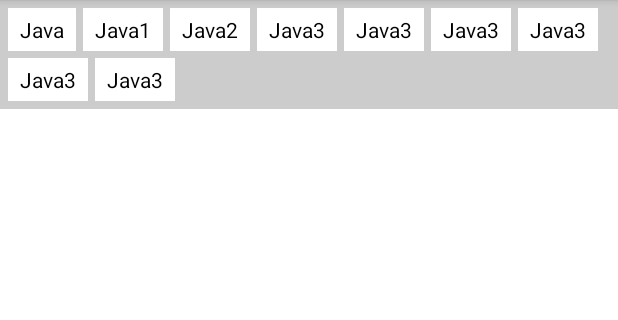
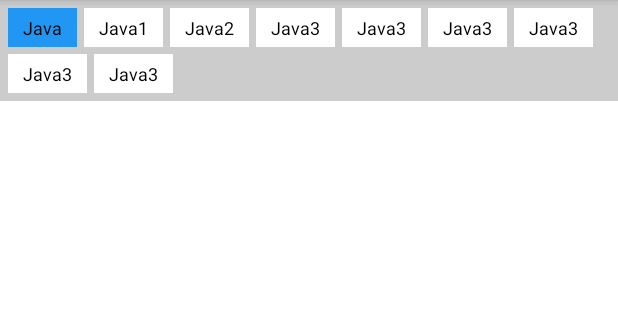
Before and after one commit to Koudeer/LabelsView, an Android app: the screen it shows after launch (MainActivity), after a tap on "Java", on a phone screen of 412 x 824 dp, the part 84-404 px from its top. Run offline under Robolectric (Android 15) with nearby library versions, the phone set to English and light mode, and no system bars.

Commit message:
点击控件改变背景颜色完成

```diff
--- /dev/null
+++ b/labels/src/main/java/com/koudeer/labels/LabelTextView.kt
@@ -0,0 +1,18 @@
+package com.koudeer.labels
+
+import android.content.Context
+import android.util.AttributeSet
+import androidx.appcompat.widget.AppCompatTextView
+
+class LabelTextView : AppCompatTextView {
+
+    public var isClick = false
+
+    constructor(context: Context) : super(context)
+    constructor(context: Context, attrs: AttributeSet?) : super(context, attrs)
+    constructor(context: Context, attrs: AttributeSet?, defStyleAttr: Int) : super(
+        context,
+        attrs,
+        defStyleAttr
+    )
+}
--- a/labels/src/main/java/com/koudeer/labels/LabelsView.kt
+++ b/labels/src/main/java/com/koudeer/labels/LabelsView.kt
@@ -4,9 +4,11 @@ import android.content.Context
 import android.content.res.TypedArray
 import android.graphics.Color
 import android.util.AttributeSet
+import android.util.TypedValue
 import android.view.View
 import android.view.ViewGroup
 import android.widget.TextView
+import androidx.core.view.setPadding
 
 class LabelsView : ViewGroup, View.OnClickListener {
 
@@ -17,24 +19,30 @@ class LabelsView : ViewGroup, View.OnClickListener {
     private var unSelectedBackgroundColor: Int = 0;//未选中背景颜色
     private var selectedTextColor: Int = 0;//文本选中颜色
     private var unSelectedTextColor: Int = 0;//文本未选中颜色
+    private var textPaddingLeft = 0;
+    private var textPaddingRight = 0;
+    private var textPaddingTop = 0;
+    private var textPaddingBottom = 0;
+    private var textPadding = 0;
+    private var labelTextSize = 0f;
 
-    private val defaultSelectedBgColor = 0x2196F3 //默认选中背景颜色
-    private val defaultUnSelectedBgColor = 0xfff //默认未选中背景颜色
-    private val defaultSelectTextColor = 0x000 //未选中文本颜色
+    private val defaultSelectedBgColor = Color.parseColor("#2196F3") //默认选中背景颜色
+    private val defaultUnSelectedBgColor = Color.WHITE //默认未选中背景颜色
+    private val defaultSelectTextColor = Color.BLACK //未选中文本颜色
     private val defaultSelectedTextColor = 0xfff //选中文本颜色
 
-    private var mContext: Context? = null
+    private var mContext: Context
 
-    constructor(context: Context?) : super(context) {
+    constructor(context: Context) : super(context) {
         this.mContext = context
     }
 
-    constructor(context: Context?, attrs: AttributeSet?) : super(context, attrs) {
+    constructor(context: Context, attrs: AttributeSet?) : super(context, attrs) {
         getAttrs(context, attrs)
         this.mContext = context
     }
 
-    constructor(context: Context?, attrs: AttributeSet?, defStyleAttr: Int) : super(
+    constructor(context: Context, attrs: AttributeSet?, defStyleAttr: Int) : super(
         context,
         attrs,
         defStyleAttr
@@ -61,6 +69,20 @@ class LabelsView : ViewGroup, View.OnClickListener {
                 getColor(R.styleable.LabelsView_unSelectedTextColor, defaultSelectedTextColor)
             mWordMargin = getDimensionPixelOffset(R.styleable.LabelsView_WordMargin, 5.dp2px)
             mLineMargin = getDimensionPixelOffset(R.styleable.LabelsView_LineMargin, 5.dp2px)
+
+            textPaddingLeft =
+                getDimensionPixelOffset(R.styleable.LabelsView_textPaddingLeft, 10.dp2px);
+            textPaddingRight =
+                getDimensionPixelOffset(R.styleable.LabelsView_textPaddingRight, 10.dp2px);
+            textPaddingTop =
+                getDimensionPixelOffset(R.styleable.LabelsView_textPaddingTop, 5.dp2px);
+            textPaddingBottom =
+                getDimensionPixelOffset(R.styleable.LabelsView_textPaddingBottom, 5.dp2px);
+
+            textPadding = getDimensionPixelOffset(R.styleable.LabelsView_textPadding, 0)
+
+            labelTextSize = getDimension(R.styleable.LabelsView_labelTextSize, 12.sp2px)
+
             recycle()
         }
     }
@@ -159,16 +181,30 @@ class LabelsView : ViewGroup, View.OnClickListener {
      * 添加控件
      */
     private fun addLabel(data: String) {
-        val view = TextView(mContext)
+        val view = LabelTextView(mContext)
         view.text = data
-        view.setTextColor(Color.BLACK)
-        view.setBackgroundColor(Color.WHITE)
-        view.setPadding(8.dp2px, 5.dp2px, 8.dp2px, 5.dp2px)
+        view.setTextColor(selectedTextColor)
+        view.setBackgroundColor(unSelectedBackgroundColor)
         view.setOnClickListener(this)
+        view.setTextSize(TypedValue.COMPLEX_UNIT_PX, labelTextSize)
+        if (textPadding != 0) {
+            view.setPadding(textPadding)
+        } else {
+            view.setPadding(textPaddingLeft, textPaddingTop, textPaddingRight, textPaddingBottom)
+        }
+
         addView(view)
     }
 
     override fun onClick(v: View) {
-
+        val view = v as LabelTextView
+        if (view.isClick) {
+            //选中状态变为未选中状态
+            view.setBackgroundColor(unSelectedBackgroundColor)
+        } else {
+            //未选中状态变为选中状态
+            view.setBackgroundColor(selectedBackgroundColor)
+        }
+        view.isClick = !view.isClick
     }
 }
--- a/labels/src/main/java/com/koudeer/labels/ext.kt
+++ b/labels/src/main/java/com/koudeer/labels/ext.kt
@@ -9,3 +9,10 @@ val Int.dp2px
         this.toFloat(),
         Resources.getSystem().displayMetrics
     ).toInt()
+
+val Int.sp2px
+    get() = TypedValue.applyDimension(
+        TypedValue.COMPLEX_UNIT_SP,
+        this.toFloat(),
+        Resources.getSystem().displayMetrics
+    )
--- a/labels/src/main/res/values/attrs.xml
+++ b/labels/src/main/res/values/attrs.xml
@@ -11,5 +11,7 @@
         <attr name="textPaddingRight" format="dimension" />
         <attr name="textPaddingTop" format="dimension" />
         <attr name="textPaddingBottom" format="dimension" />
+        <attr name="textPadding" format="dimension"/>
+        <attr name="labelTextSize" format="dimension"/>
     </declare-styleable>
 </resources>
```
